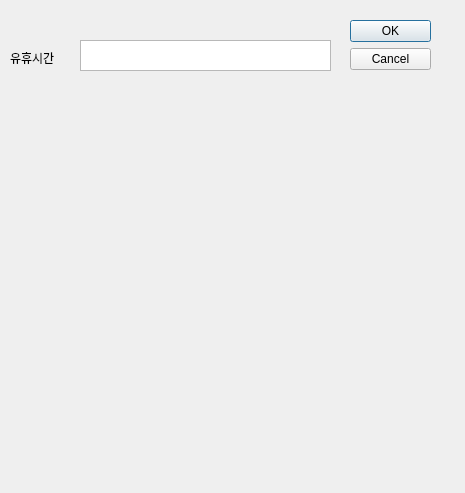
Before: the Qt Designer form setOptionDialog.ui in synml/motion-detector, drawn with Qt 5.
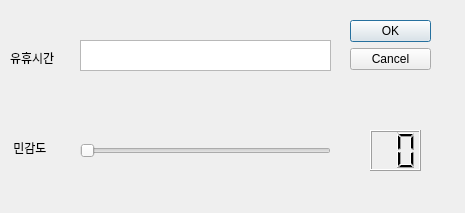
After: the same form once the commit is applied.

Commit message: FHD_test : ui수정(임계값 유휴시간)

```diff
--- a/setOptionDialog.ui
+++ b/setOptionDialog.ui
@@ -7,7 +7,7 @@
     <x>0</x>
     <y>0</y>
     <width>465</width>
-    <height>493</height>
+    <height>213</height>
    </rect>
   </property>
   <property name="windowTitle">
@@ -19,7 +19,7 @@
      <x>350</x>
      <y>20</y>
      <width>81</width>
-     <height>241</height>
+     <height>71</height>
     </rect>
    </property>
    <property name="orientation">
@@ -52,6 +52,66 @@
     </rect>
    </property>
   </widget>
+  <widget class="QSlider" name="threshold">
+   <property name="geometry">
+    <rect>
+     <x>80</x>
+     <y>140</y>
+     <width>251</width>
+     <height>22</height>
+    </rect>
+   </property>
+   <property name="minimum">
+    <number>1</number>
+   </property>
+   <property name="maximum">
+    <number>20</number>
+   </property>
+   <property name="singleStep">
+    <number>1</number>
+   </property>
+   <property name="pageStep">
+    <number>1</number>
+   </property>
+   <property name="tracking">
+    <bool>false</bool>
+   </property>
+   <property name="orientation">
+    <enum>Qt::Horizontal</enum>
+   </property>
+  </widget>
+  <widget class="QLabel" name="label_2">
+   <property name="geometry">
+    <rect>
+     <x>10</x>
+     <y>140</y>
+     <width>64</width>
+     <height>15</height>
+    </rect>
+   </property>
+   <property name="layoutDirection">
+    <enum>Qt::LeftToRight</enum>
+   </property>
+   <property name="text">
+    <string> 민감도</string>
+   </property>
+   <property name="textFormat">
+    <enum>Qt::AutoText</enum>
+   </property>
+  </widget>
+  <widget class="QLCDNumber" name="thresholdLCD">
+   <property name="geometry">
+    <rect>
+     <x>370</x>
+     <y>130</y>
+     <width>51</width>
+     <height>41</height>
+    </rect>
+   </property>
+   <property name="digitCount">
+    <number>2</number>
+   </property>
+  </widget>
  </widget>
  <resources/>
  <connections>
```
The commit also changes 1 other file.
